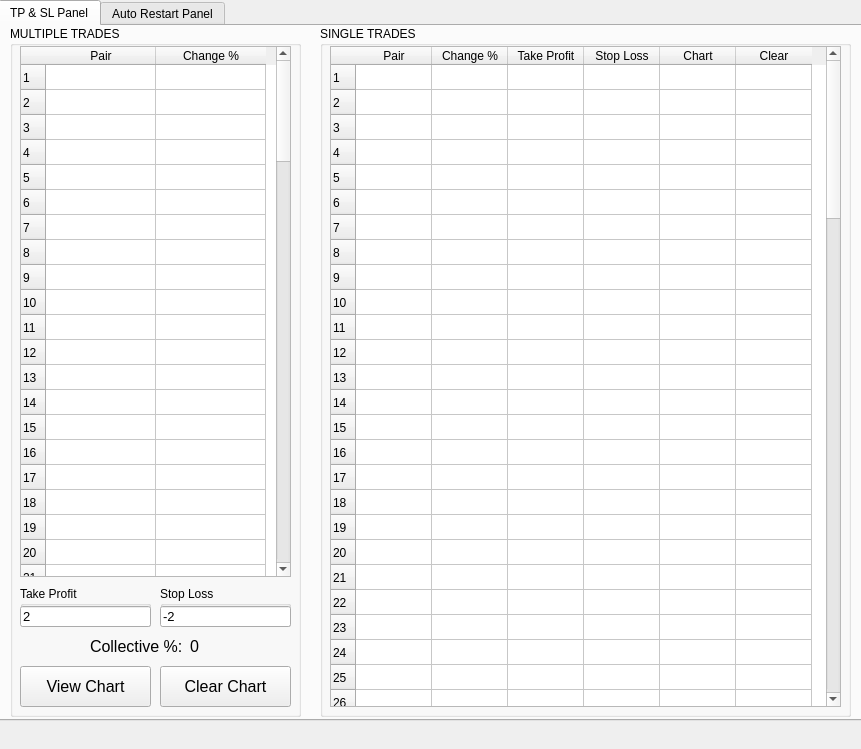
Above: main.ui from terrencstaciralphlindgr/Bitsgap-Trading-Bot before the change. Below: the same form after it.
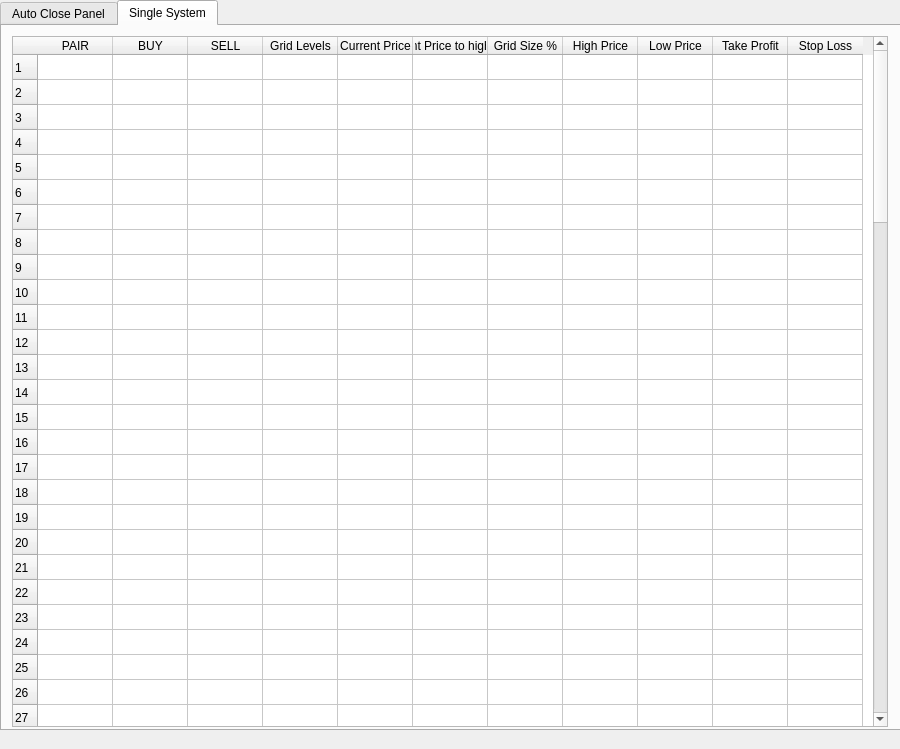
That is the form after the change. The open tabs and pages were chosen to show the change.

The edit to the form file:
```diff
--- a/main.ui
+++ b/main.ui
@@ -9,7 +9,7 @@
    <rect>
     <x>0</x>
     <y>0</y>
-    <width>861</width>
+    <width>900</width>
     <height>749</height>
    </rect>
   </property>
@@ -21,32 +21,53 @@
   </property>
   <property name="minimumSize">
    <size>
-    <width>861</width>
-    <height>726</height>
+    <width>900</width>
+    <height>749</height>
    </size>
   </property>
   <property name="maximumSize">
    <size>
     <width>900</width>
-    <height>900</height>
+    <height>749</height>
    </size>
   </property>
   <property name="windowTitle">
    <string>Bitsgap Bot Manager - Demo</string>
   </property>
   <widget class="QWidget" name="centralwidget">
-   <widget class="QTabWidget" name="tabWidget">
+   <property name="enabled">
+    <bool>true</bool>
+   </property>
+   <widget class="QTabWidget" name="tabs">
     <property name="enabled">
      <bool>true</bool>
     </property>
     <property name="geometry">
      <rect>
-      <x>-2</x>
+      <x>0</x>
       <y>0</y>
-      <width>881</width>
-      <height>721</height>
+      <width>902</width>
+      <height>731</height>
      </rect>
     </property>
+    <property name="sizePolicy">
+     <sizepolicy hsizetype="Fixed" vsizetype="Fixed">
+      <horstretch>0</horstretch>
+      <verstretch>0</verstretch>
+     </sizepolicy>
+    </property>
+    <property name="minimumSize">
+     <size>
+      <width>902</width>
+      <height>731</height>
+     </size>
+    </property>
+    <property name="maximumSize">
+     <size>
+      <width>902</width>
+      <height>731</height>
+     </size>
+    </property>
     <property name="styleSheet">
      <string notr="true"/>
     </property>
@@ -59,17 +80,17 @@
     <property name="tabsClosable">
      <bool>false</bool>
     </property>
-    <widget class="QWidget" name="tab_2">
+    <widget class="QWidget" name="auto_close_tab">
      <attribute name="title">
-      <string>TP &amp;&amp; SL Panel</string>
+      <string>Auto Close Panel</string>
      </attribute>
      <widget class="QGroupBox" name="groupBox_2">
       <property name="geometry">
        <rect>
-        <x>320</x>
+        <x>315</x>
         <y>0</y>
-        <width>531</width>
-        <height>691</height>
+        <width>571</width>
+        <height>701</height>
        </rect>
       </property>
       <property name="title">
@@ -80,8 +101,8 @@
         <rect>
          <x>10</x>
          <y>20</y>
-         <width>511</width>
-         <height>661</height>
+         <width>551</width>
+         <height>671</height>
         </rect>
        </property>
        <property name="selectionMode">
@@ -97,7 +118,7 @@
         <number>6</number>
        </property>
        <attribute name="horizontalHeaderDefaultSectionSize">
-        <number>76</number>
+        <number>83</number>
        </attribute>
        <attribute name="verticalHeaderDefaultSectionSize">
         <number>25</number>
@@ -243,7 +264,7 @@
         <x>10</x>
         <y>0</y>
         <width>291</width>
-        <height>691</height>
+        <height>701</height>
        </rect>
       </property>
       <property name="title">
@@ -255,7 +276,7 @@
          <x>10</x>
          <y>20</y>
          <width>271</width>
-         <height>531</height>
+         <height>541</height>
         </rect>
        </property>
        <property name="editTriggers">
@@ -415,7 +436,7 @@
        <property name="geometry">
         <rect>
          <x>80</x>
-         <y>610</y>
+         <y>620</y>
          <width>101</width>
          <height>21</height>
         </rect>
@@ -433,7 +454,7 @@
        <property name="geometry">
         <rect>
          <x>180</x>
-         <y>610</y>
+         <y>620</y>
          <width>41</width>
          <height>21</height>
         </rect>
@@ -451,7 +472,7 @@
        <property name="geometry">
         <rect>
          <x>10</x>
-         <y>640</y>
+         <y>650</y>
          <width>131</width>
          <height>41</height>
         </rect>
@@ -469,7 +490,7 @@
        <property name="geometry">
         <rect>
          <x>10</x>
-         <y>560</y>
+         <y>570</y>
          <width>131</width>
          <height>41</height>
         </rect>
@@ -507,7 +528,7 @@
        <property name="geometry">
         <rect>
          <x>150</x>
-         <y>560</y>
+         <y>570</y>
          <width>131</width>
          <height>41</height>
         </rect>
@@ -545,7 +566,7 @@
        <property name="geometry">
         <rect>
          <x>150</x>
-         <y>640</y>
+         <y>650</y>
          <width>131</width>
          <height>41</height>
         </rect>
@@ -561,34 +582,28 @@
       </widget>
      </widget>
     </widget>
-    <widget class="QWidget" name="tab">
+    <widget class="QWidget" name="single_system_tab">
      <attribute name="title">
-      <string>Auto Restart Panel</string>
+      <string>Single System</string>
      </attribute>
      <widget class="QTableWidget" name="auto_restart_table">
       <property name="geometry">
        <rect>
         <x>10</x>
         <y>10</y>
-        <width>841</width>
-        <height>681</height>
+        <width>876</width>
+        <height>691</height>
        </rect>
       </property>
       <property name="rowCount">
        <number>100</number>
       </property>
       <attribute name="horizontalHeaderDefaultSectionSize">
-       <number>99</number>
-      </attribute>
-      <attribute name="horizontalHeaderStretchLastSection">
-       <bool>false</bool>
+       <number>75</number>
       </attribute>
       <attribute name="verticalHeaderDefaultSectionSize">
        <number>25</number>
       </attribute>
-      <attribute name="verticalHeaderMinimumSectionSize">
-       <number>25</number>
-      </attribute>
       <row/>
       <row/>
       <row/>
@@ -691,12 +706,17 @@
       <row/>
       <column>
        <property name="text">
-        <string>Selected for auto start</string>
+        <string>PAIR</string>
        </property>
       </column>
       <column>
        <property name="text">
-        <string>PAIRS</string>
+        <string>BUY</string>
+       </property>
+      </column>
+      <column>
+       <property name="text">
+        <string>SELL</string>
        </property>
       </column>
       <column>
@@ -729,6 +749,16 @@
         <string>Low Price</string>
        </property>
       </column>
+      <column>
+       <property name="text">
+        <string>Take Profit</string>
+       </property>
+      </column>
+      <column>
+       <property name="text">
+        <string>Stop Loss</string>
+       </property>
+      </column>
      </widget>
     </widget>
    </widget>
```
Left out of the diff: 2 changed lines with no effect on the pictures.
